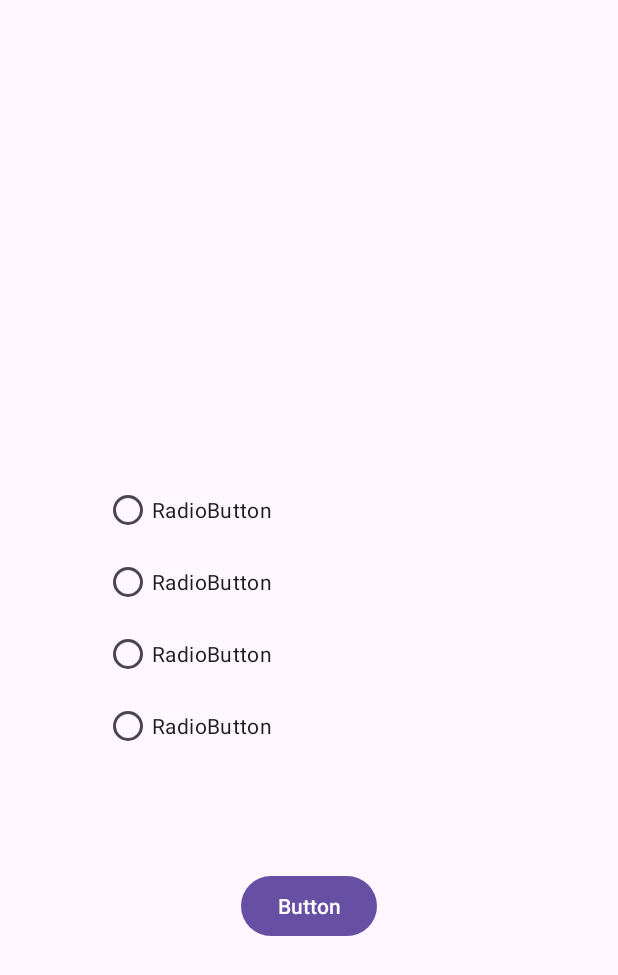
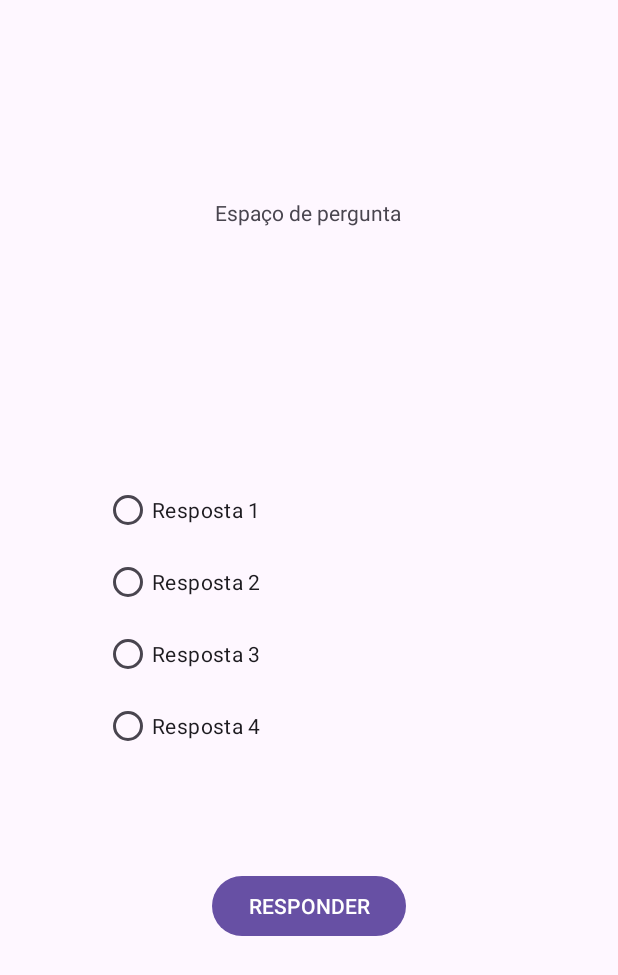
Before and after one commit to leonardovasconcelos13/ProjetoQuizAndroid, an Android app: the screen it shows after launch (MainActivity), on a phone screen of 412 x 824 dp. Shown: the top 975 px of the screen. Run offline under Robolectric (Android 15) with nearby library versions, the phone set to English and light mode, and no system bars.

Commit message:
variaveis adicionadas

```diff
--- a/app/src/main/java/com/example/projetoquiz/MainActivity.java
+++ b/app/src/main/java/com/example/projetoquiz/MainActivity.java
@@ -1,6 +1,9 @@
 package com.example.projetoquiz;
 
 import android.os.Bundle;
+import android.widget.Button;
+import android.widget.RadioGroup;
+import android.widget.TextView;
 
 import androidx.activity.EdgeToEdge;
 import androidx.appcompat.app.AppCompatActivity;
@@ -9,6 +12,27 @@ import androidx.core.view.ViewCompat;
 import androidx.core.view.WindowInsetsCompat;
 
 public class MainActivity extends AppCompatActivity {
+
+    TextView txvPergunta;
+    RadioGroup rdg_principal;
+    Button btnResponder;
+    int pontuacao = 0;
+    int indicePergunta =0;
+
+    String [] perguntas = {
+                "Minha pergunta 1",
+                "Minha pergunta 2",
+                "Minha pergunta 3",
+                "Minha pergunta 4",
+                "Minha pergunta 5"
+    };
+    int []respostasCorretas = {
+            R.id.rb_a,
+            R.id.rb_a,
+            R.id.rb_b,
+            R.id.rb_d,
+            R.id.rb_c
+    };
 
     @Override
     protected void onCreate(Bundle savedInstanceState) {
--- a/app/src/main/res/layout/activity_main.xml
+++ b/app/src/main/res/layout/activity_main.xml
@@ -8,7 +8,7 @@
     tools:context=".MainActivity">
 
     <RadioGroup
-        android:id="@+id/rbg_principal"
+        android:id="@+id/rdg_principal"
         android:layout_width="wrap_content"
         android:layout_height="wrap_content"
         app:layout_constraintBottom_toBottomOf="parent"
@@ -20,25 +20,25 @@
             android:id="@+id/rb_a"
             android:layout_width="274dp"
             android:layout_height="wrap_content"
-            android:text="RadioButton" />
+            android:text="@string/txt_alternativo_a" />
 
         <RadioButton
             android:id="@+id/rb_b"
             android:layout_width="match_parent"
             android:layout_height="wrap_content"
-            android:text="RadioButton" />
+            android:text="@string/txt_alternativo_b" />
 
         <RadioButton
             android:id="@+id/rb_c"
             android:layout_width="match_parent"
             android:layout_height="wrap_content"
-            android:text="RadioButton" />
+            android:text="@string/txt_alternativo_c" />
 
         <RadioButton
             android:id="@+id/rb_d"
             android:layout_width="match_parent"
             android:layout_height="wrap_content"
-            android:text="RadioButton" />
+            android:text="@string/txt_alternativo_d" />
     </RadioGroup>
 
     <Button
@@ -49,11 +49,23 @@
         android:layout_marginTop="20dp"
         android:layout_marginEnd="20dp"
         android:layout_marginBottom="50dp"
-        android:text="Button"
+        android:text="@string/txt_btn"
         app:layout_constraintBottom_toBottomOf="parent"
         app:layout_constraintEnd_toEndOf="parent"
         app:layout_constraintStart_toStartOf="parent"
         app:layout_constraintTop_toTopOf="parent"
         app:layout_constraintVertical_bias="0.793" />
 
+    <TextView
+        android:id="@+id/txvPergunta"
+        android:layout_width="wrap_content"
+        android:layout_height="wrap_content"
+        android:text="@string/txt_pergunta_1"
+        app:layout_constraintBottom_toBottomOf="parent"
+        app:layout_constraintEnd_toEndOf="parent"
+        app:layout_constraintHorizontal_bias="0.498"
+        app:layout_constraintStart_toStartOf="parent"
+        app:layout_constraintTop_toTopOf="parent"
+        app:layout_constraintVertical_bias="0.164" />
+
 </androidx.constraintlayout.widget.ConstraintLayout>
```
